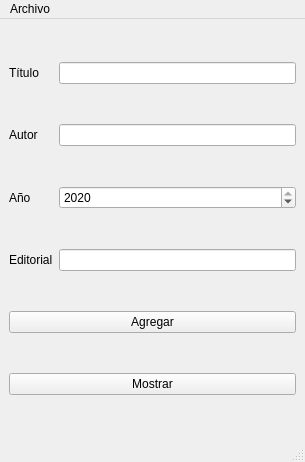
Before: the Qt Designer form mainwindow.ui in micheldavalos/librosGUI_20A, drawn with Qt 5.
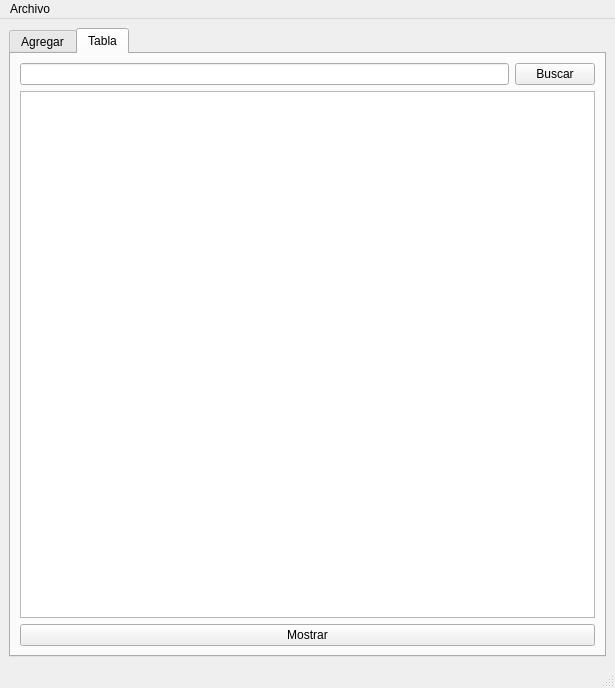
After: the same form once the commit is applied.

Commit message: se usa un plainTextEdit y QTableWidget

The edit to the form file:
```diff
--- a/mainwindow.ui
+++ b/mainwindow.ui
@@ -6,14 +6,24 @@
    <rect>
     <x>0</x>
     <y>0</y>
-    <width>305</width>
-    <height>462</height>
+    <width>615</width>
+    <height>688</height>
    </rect>
   </property>
   <property name="windowTitle">
    <string>Libros</string>
   </property>
   <widget class="QWidget" name="centralwidget">
+   <layout class="QGridLayout" name="gridLayout_2">
+    <item row="0" column="0">
+     <widget class="QTabWidget" name="tabWidget">
+      <property name="currentIndex">
+       <number>1</number>
+      </property>
+      <widget class="QWidget" name="tab">
+       <attribute name="title">
+        <string>Agregar</string>
+       </attribute>
    <layout class="QGridLayout" name="gridLayout">
     <item row="0" column="0">
      <widget class="QLabel" name="label">
@@ -79,6 +89,54 @@
       </property>
      </widget>
     </item>
+        <item row="1" column="0">
+         <widget class="QLabel" name="label_2">
+          <property name="text">
+           <string>Autor</string>
+          </property>
+         </widget>
+        </item>
+        <item row="3" column="1">
+         <widget class="QLineEdit" name="editorial"/>
+        </item>
+        <item row="0" column="2" rowspan="6">
+         <widget class="QPlainTextEdit" name="salida"/>
+        </item>
+       </layout>
+      </widget>
+      <widget class="QWidget" name="tab_2">
+       <attribute name="title">
+        <string>Tabla</string>
+       </attribute>
+       <layout class="QVBoxLayout" name="verticalLayout">
+        <item>
+         <layout class="QHBoxLayout" name="horizontalLayout">
+          <item>
+           <widget class="QLineEdit" name="buscar_lineedit"/>
+          </item>
+          <item>
+           <widget class="QPushButton" name="buscar">
+            <property name="text">
+             <string>Buscar</string>
+            </property>
+           </widget>
+          </item>
+         </layout>
+        </item>
+        <item>
+         <widget class="QTableWidget" name="tabla"/>
+        </item>
+        <item>
+         <widget class="QPushButton" name="mostrar_tabla">
+          <property name="text">
+           <string>Mostrar</string>
+          </property>
+         </widget>
+        </item>
+       </layout>
+      </widget>
+     </widget>
+    </item>
    </layout>
   </widget>
   <widget class="QMenuBar" name="menubar">
@@ -86,7 +144,7 @@
     <rect>
      <x>0</x>
      <y>0</y>
-     <width>305</width>
+     <width>615</width>
      <height>22</height>
     </rect>
    </property>
```
Left out of the diff: 64 changed lines with no effect on the pictures. Lines whose indentation alone changed are shown as unchanged. The commit also changes 2 other files.
